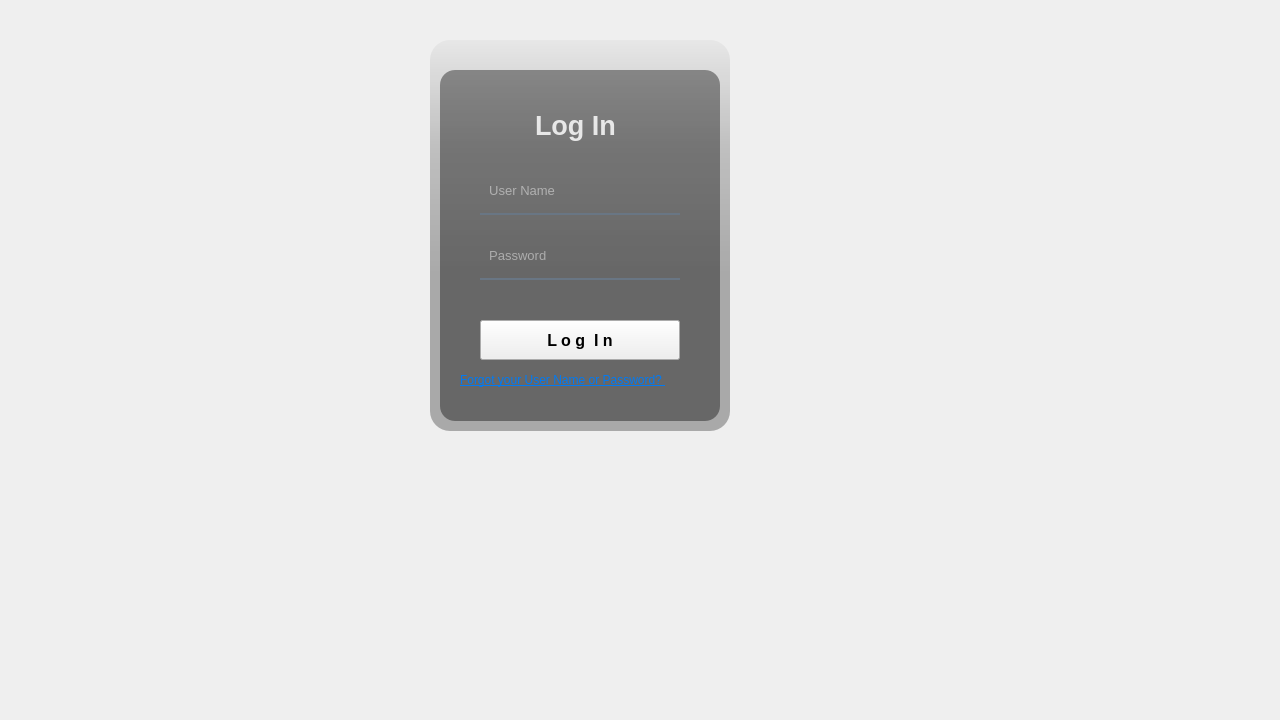
IVAndreev21/YRT, file forms/login.ui: the form before one commit.
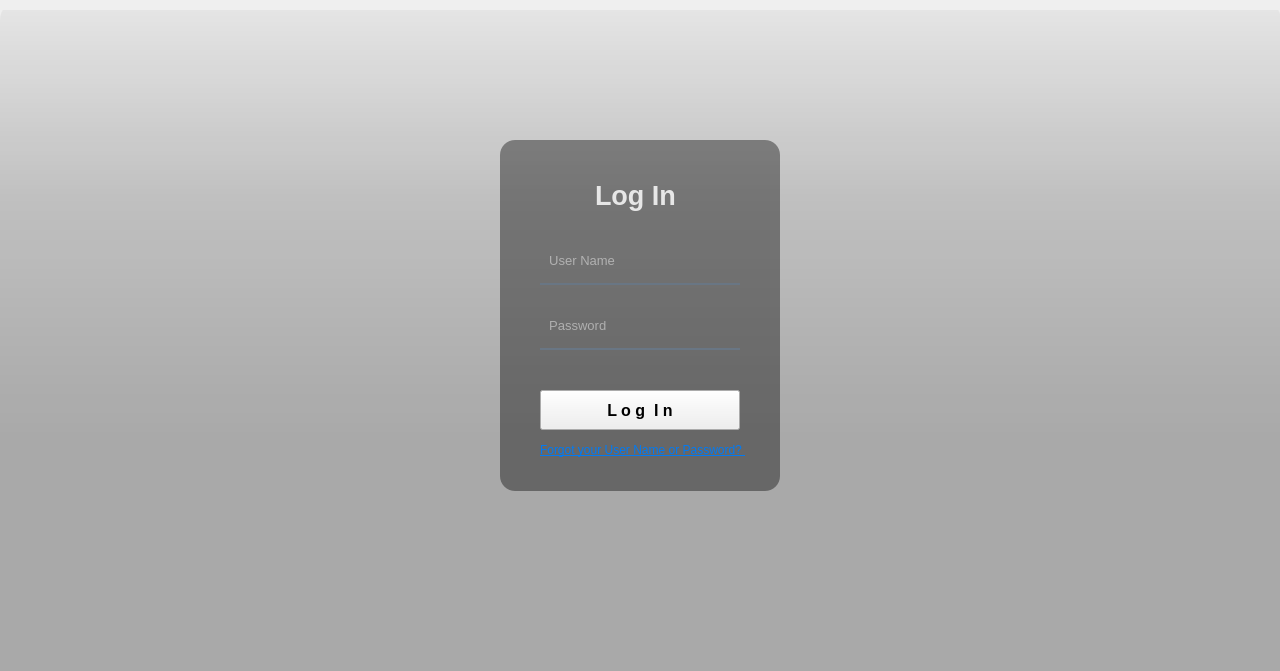
The form after the commit. Icons and pictures are not drawn.

Commit message: Enhance visual elements in login.ui design

```diff
--- a/forms/login.ui
+++ b/forms/login.ui
@@ -10,7 +10,7 @@
     <x>0</x>
     <y>0</y>
     <width>1280</width>
-    <height>720</height>
+    <height>671</height>
    </rect>
   </property>
   <property name="windowTitle">
@@ -19,10 +19,10 @@
   <widget class="QWidget" name="widget" native="true">
    <property name="geometry">
     <rect>
-     <x>400</x>
+     <x>0</x>
      <y>10</y>
-     <width>370</width>
-     <height>480</height>
+     <width>1281</width>
+     <height>720</height>
     </rect>
    </property>
    <property name="styleSheet">
@@ -73,10 +73,10 @@
    <widget class="QLabel" name="label_2">
     <property name="geometry">
      <rect>
-      <x>30</x>
-      <y>30</y>
-      <width>300</width>
-      <height>391</height>
+      <x>0</x>
+      <y>-10</y>
+      <width>1281</width>
+      <height>731</height>
      </rect>
     </property>
     <property name="styleSheet">
@@ -90,8 +90,8 @@
    <widget class="QLabel" name="label_3">
     <property name="geometry">
      <rect>
-      <x>40</x>
-      <y>60</y>
+      <x>500</x>
+      <y>130</y>
       <width>280</width>
       <height>351</height>
      </rect>
@@ -107,8 +107,8 @@
    <widget class="QLabel" name="LogIn_LA">
     <property name="geometry">
      <rect>
-      <x>135</x>
-      <y>95</y>
+      <x>595</x>
+      <y>165</y>
       <width>90</width>
       <height>40</height>
      </rect>
@@ -129,8 +129,8 @@
    <widget class="QLineEdit" name="username_LE">
     <property name="geometry">
      <rect>
-      <x>80</x>
-      <y>165</y>
+      <x>540</x>
+      <y>235</y>
       <width>200</width>
       <height>40</height>
      </rect>
@@ -155,8 +155,8 @@
    <widget class="QLineEdit" name="password_LE">
     <property name="geometry">
      <rect>
-      <x>80</x>
-      <y>230</y>
+      <x>540</x>
+      <y>300</y>
       <width>200</width>
       <height>40</height>
      </rect>
@@ -183,8 +183,8 @@
    <widget class="QPushButton" name="LogIn_PB">
     <property name="geometry">
      <rect>
-      <x>80</x>
-      <y>310</y>
+      <x>540</x>
+      <y>380</y>
       <width>200</width>
       <height>40</height>
      </rect>
@@ -202,8 +202,8 @@
    <widget class="QLabel" name="ForgotenPassword_LA">
     <property name="geometry">
      <rect>
-      <x>60</x>
-      <y>360</y>
+      <x>540</x>
+      <y>430</y>
       <width>231</width>
       <height>21</height>
      </rect>
```
